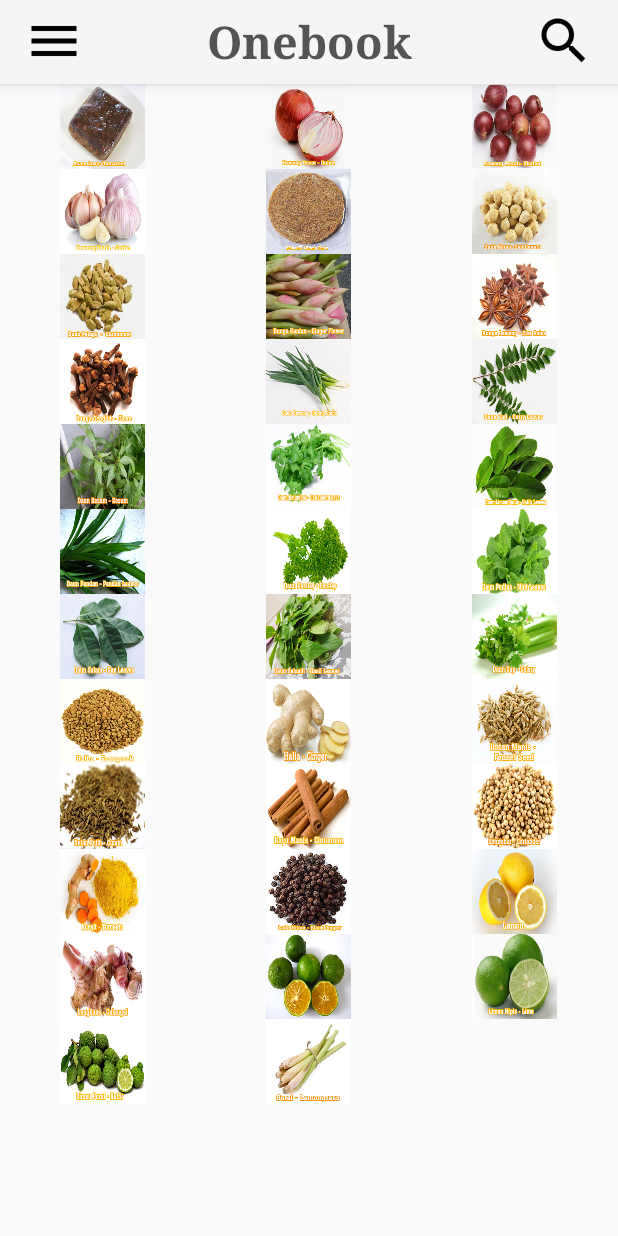
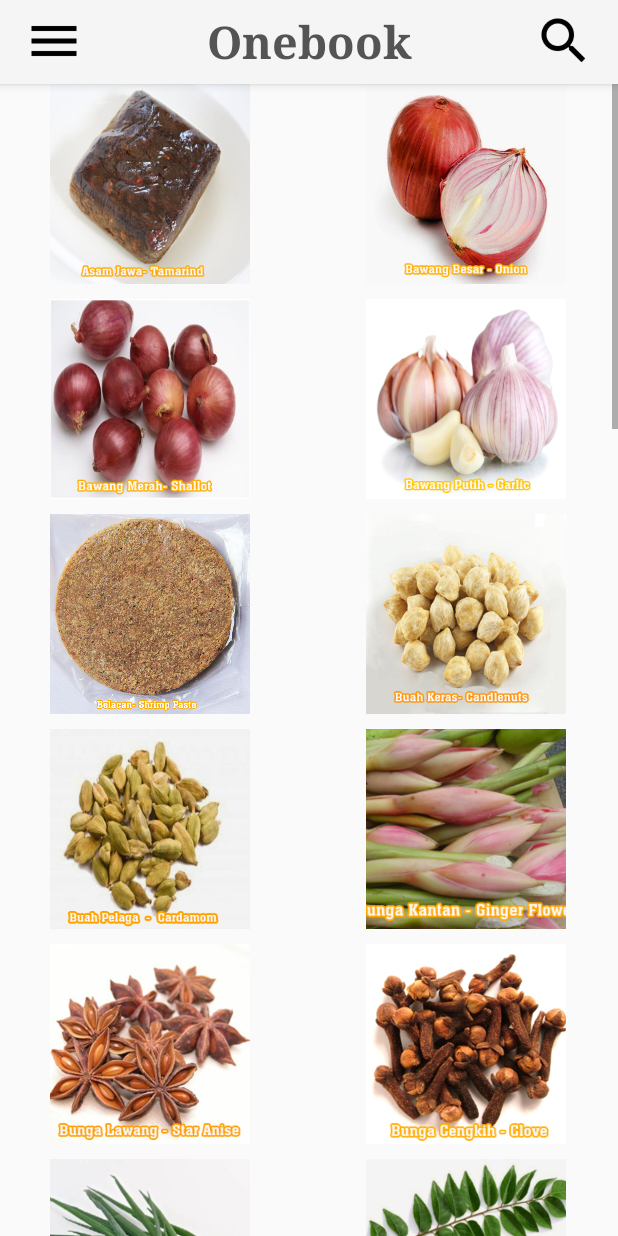
Before and after one commit to Nadzmi-Freelance/OnebookResepi100, an Android app: the screen it shows after launch (ResepiList), after a tap on "Rempah Ratus", on a phone screen of 412 x 824 dp. Run offline under Robolectric (Android 15) with nearby library versions, the phone set to English and light mode, and no system bars; network calls fail; 8 statements that could not run were skipped.

Commit message:
Setel bahagian category list utk listview bahagian bahan resepi

```diff
--- a/app/src/main/java/com/seladanghijau/onebookresepi100/adapters/RempahListAdapter.java
+++ b/app/src/main/java/com/seladanghijau/onebookresepi100/adapters/RempahListAdapter.java
@@ -37,13 +37,13 @@ public class RempahListAdapter extends BaseAdapter {
         holder = new ViewHolder();
         if(convertView == null) {
             holder.imageView = new ImageView(context);
-            holder.imageView.setLayoutParams(new GridView.LayoutParams(85, 85));
+            holder.imageView.setLayoutParams(new GridView.LayoutParams(200, 200));
             holder.imageView.setScaleType(ImageView.ScaleType.CENTER_CROP);
         } else
             holder.imageView = (ImageView) convertView;
 
         holder.imageView.setImageDrawable(rempahList.getDrawable(position));
-        holder.imageView.setScaleType(ImageView.ScaleType.FIT_XY);
+        holder.imageView.setScaleType(ImageView.ScaleType.CENTER_CROP);
 
         return holder.imageView;
     }
--- a/app/src/main/res/layout/activity_resepi_list.xml
+++ b/app/src/main/res/layout/activity_resepi_list.xml
@@ -56,10 +56,9 @@
             android:id="@+id/gvRempahList"
             android:layout_width="match_parent"
             android:layout_height="match_parent"
-            android:verticalSpacing="0dp"
-            android:horizontalSpacing="0dp"
-            android:numColumns="3"
-            android:columnWidth="300dp"
+            android:verticalSpacing="10dp"
+            android:horizontalSpacing="10dp"
+            android:numColumns="auto_fit"
             android:gravity="center" />
     </LinearLayout>
 
```
Also changed, not shown: app/src/main/java/com/seladanghijau/onebookresepi100/adapters/ResepiBahanAdapter.java (+14 -13 lines).
